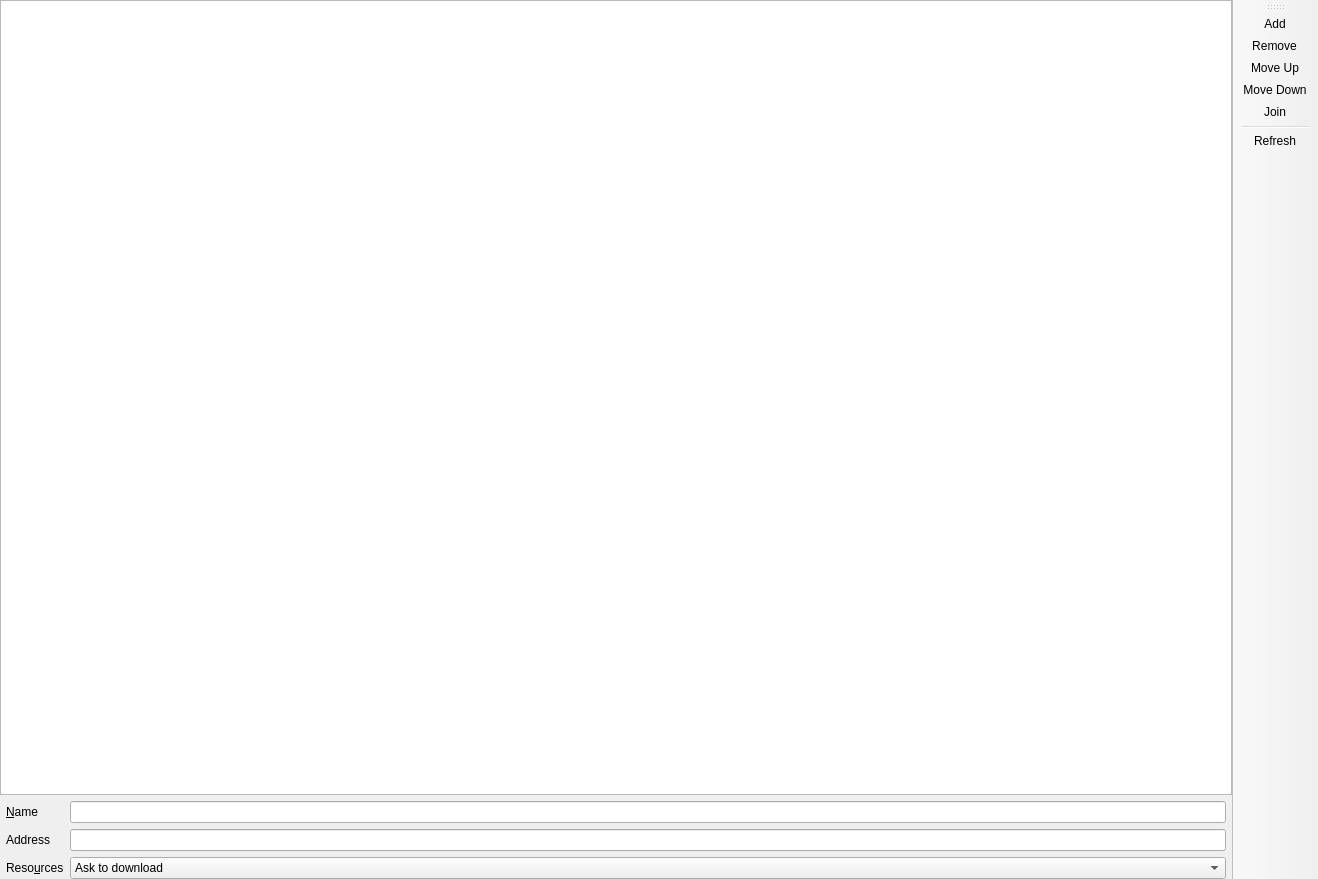
The window that launcher/ui/pages/instance/ServersPage.ui (sebastianmiletic/stellarlauncher) describes before a commit, drawn with Qt 5.
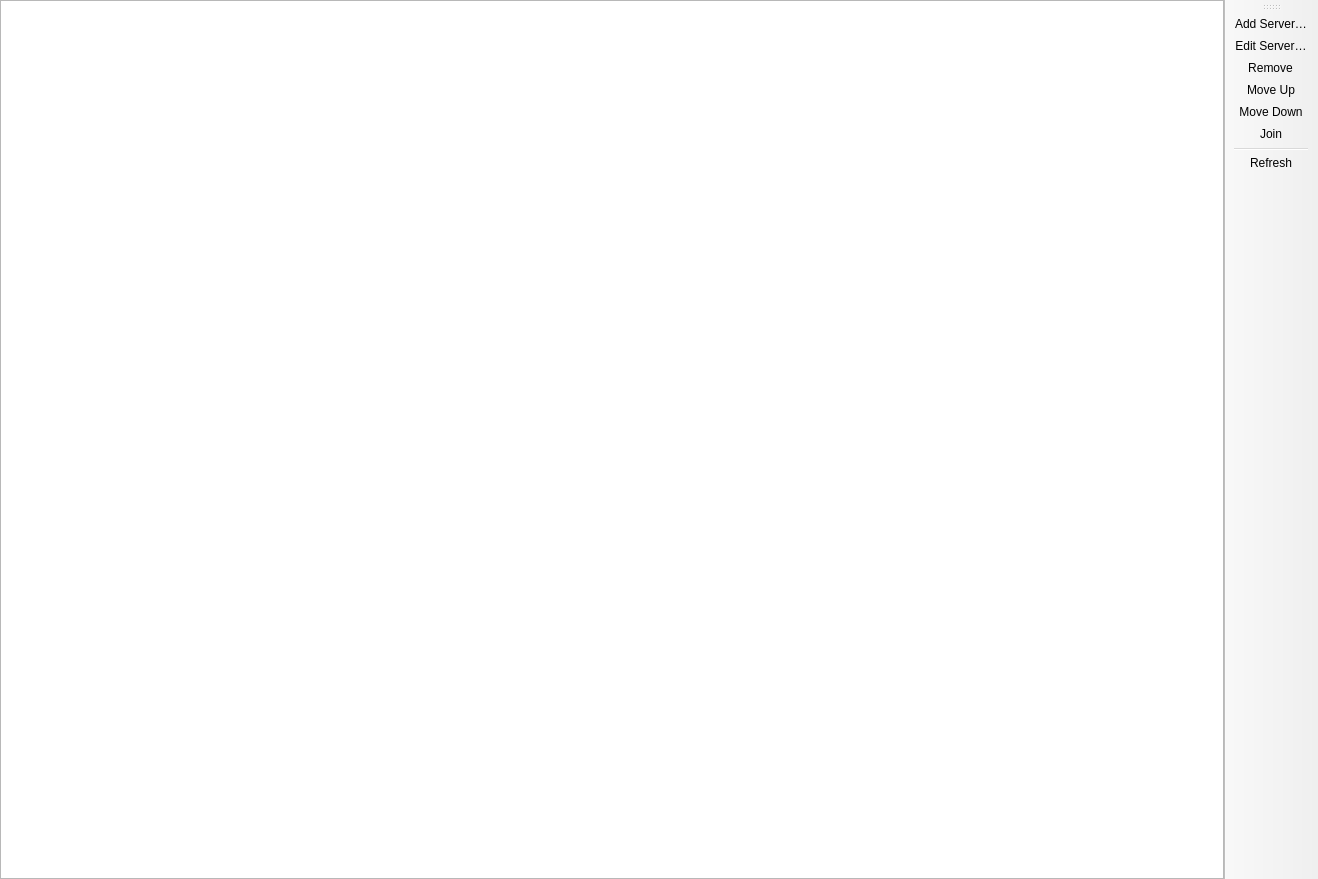
The same window after the commit. Custom widgets are drawn as their Qt base class.

What changed in the file:
```diff
--- a/launcher/ui/pages/instance/ServersPage.ui
+++ b/launcher/ui/pages/instance/ServersPage.ui
@@ -61,71 +61,6 @@
       </attribute>
      </widget>
     </item>
-    <item>
-     <layout class="QGridLayout" name="gridLayout_2">
-      <property name="leftMargin">
-       <number>6</number>
-      </property>
-      <property name="rightMargin">
-       <number>6</number>
-      </property>
-      <item row="0" column="0">
-       <widget class="QLabel" name="nameLabel">
-        <property name="text">
-         <string>&amp;Name</string>
-        </property>
-        <property name="buddy">
-         <cstring>nameLine</cstring>
-        </property>
-       </widget>
-      </item>
-      <item row="0" column="1">
-       <widget class="QLineEdit" name="nameLine"/>
-      </item>
-      <item row="1" column="0">
-       <widget class="QLabel" name="addressLabel">
-        <property name="text">
-         <string>Address</string>
-        </property>
-        <property name="buddy">
-         <cstring>addressLine</cstring>
-        </property>
-       </widget>
-      </item>
-      <item row="1" column="1">
-       <widget class="QLineEdit" name="addressLine"/>
-      </item>
-      <item row="2" column="0">
-       <widget class="QLabel" name="resourcesLabel">
-        <property name="text">
-         <string>Reso&amp;urces</string>
-        </property>
-        <property name="buddy">
-         <cstring>resourceComboBox</cstring>
-        </property>
-       </widget>
-      </item>
-      <item row="2" column="1">
-       <widget class="QComboBox" name="resourceComboBox">
-        <item>
-         <property name="text">
-          <string>Ask to download</string>
-         </property>
-        </item>
-        <item>
-         <property name="text">
-          <string>Always download</string>
-         </property>
-        </item>
-        <item>
-         <property name="text">
-          <string>Never download</string>
-         </property>
-        </item>
-       </widget>
-      </item>
-     </layout>
-    </item>
    </layout>
   </widget>
   <widget class="WideBar" name="toolBar">
@@ -148,6 +83,7 @@
     <bool>false</bool>
    </attribute>
    <addaction name="actionAdd"/>
+   <addaction name="actionEdit"/>
    <addaction name="actionRemove"/>
    <addaction name="actionMove_Up"/>
    <addaction name="actionMove_Down"/>
@@ -157,9 +93,12 @@
   </widget>
   <action name="actionAdd">
    <property name="text">
-    <string>Add</string>
+    <string>Add Server…</string>
    </property>
   </action>
+  <action name="actionEdit">
+   <property name="text"><string>Edit Server…</string></property>
+  </action>
   <action name="actionRemove">
    <property name="text">
     <string>Remove</string>
```
Left out of the diff: 3 changed lines with no effect on the pictures.
